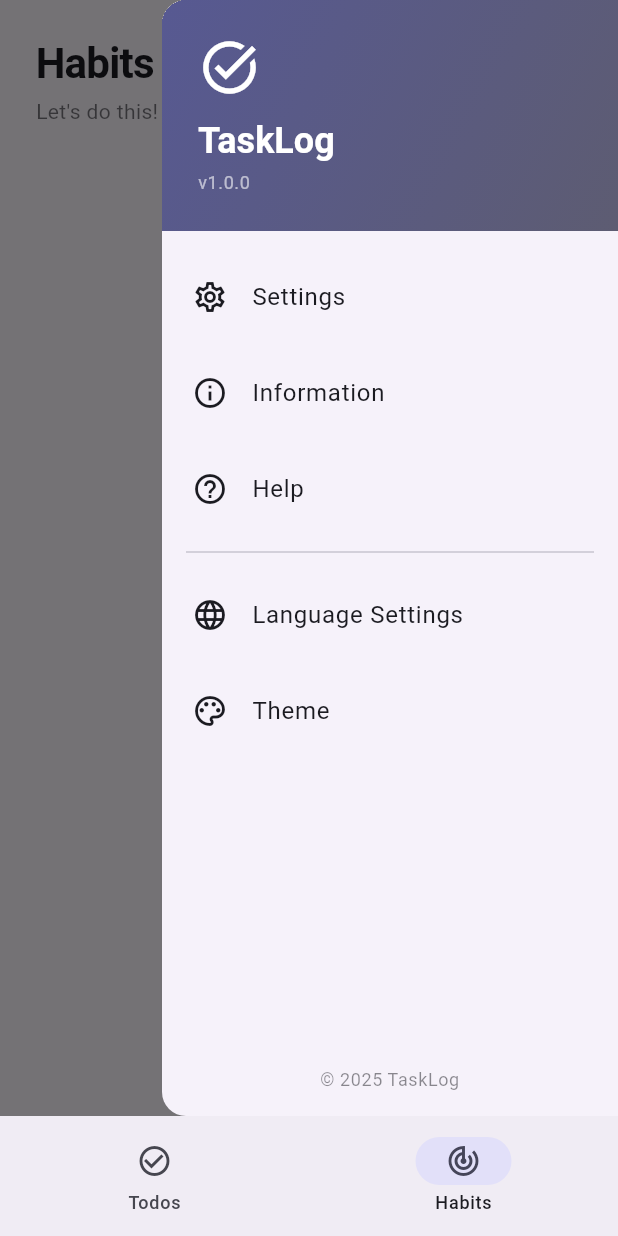
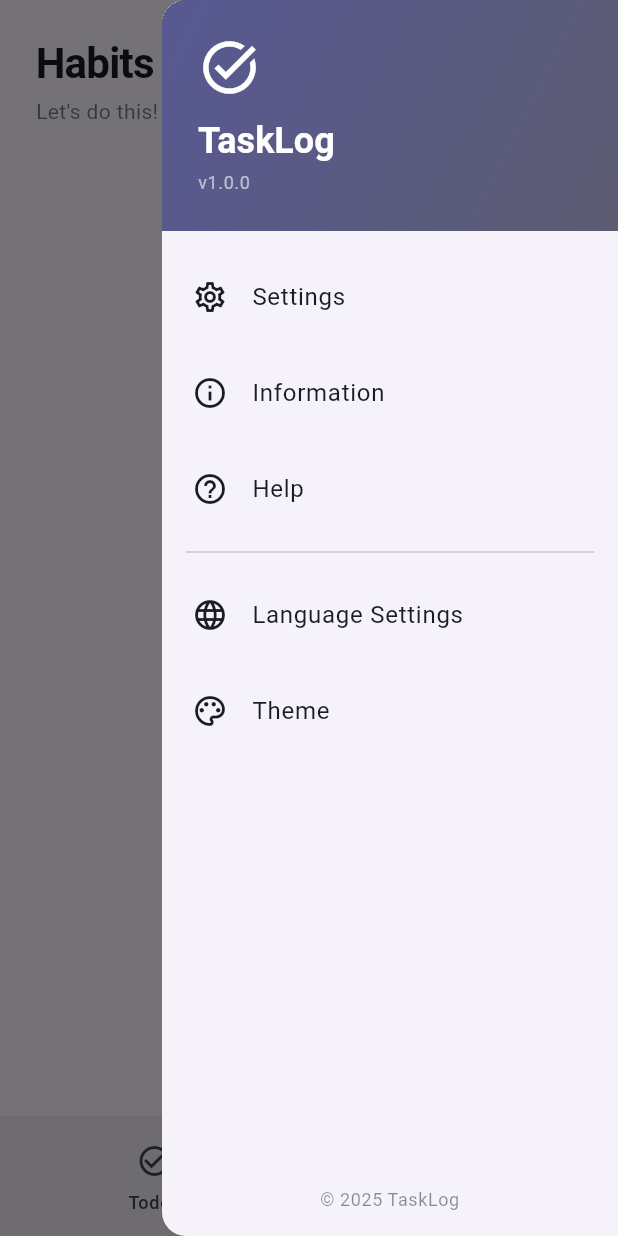
Before and after one commit to log-mind-365/tasklog, a Flutter app: the screen it shows after launch, item 2 of the bottom bar chosen, after a tap on the "menu" icon, on a phone screen of 412 x 824 dp. Run offline on Flutter 3.47's test engine with Material 3 defaults, Android fonts, the light colour scheme and no system bars; our stand-ins replace drift, drift_flutter, flutter_riverpod, freezed_annotation, riverpod_annotation, shared_preferences; accounts and stored records are empty; generated files the repository leaves out were written again; Roboto replaces fonts that are missing (SF Pro Display).

Commit message:
refactor: 드로어를 하단 네비게이션 바 위로 표시
드로어가 bottomNavigationBar보다 위에 표시되도록 구조 개선

- HomePage의 Scaffold에 endDrawer 추가
- GlobalKey<ScaffoldState>를 사용하여 상위 Scaffold 제어
- TodosPage와 HabitsPage에서 endDrawer 제거
- scaffoldKey를 각 페이지에 전달하여 상위 drawer 열기
- Builder 위젯 제거하고 직접 scaffoldKey 사용
- 불필요한 AppDrawer import 제거

이제 드로어가 bottomNavigationBar 위에 표시됩니다.

```diff
--- a/lib/presentation/pages/habits_page.dart
+++ b/lib/presentation/pages/habits_page.dart
@@ -5,13 +5,14 @@
 import '../../domain/entities/habit_entity.dart';
 import '../../l10n/app_localizations.dart';
 import '../providers/habit_providers.dart';
-import '../widgets/app_drawer.dart';
 import '../widgets/habit_item.dart';
 import 'habit_detail_page.dart';
 import 'habit_form_page.dart';
 
 class HabitsPage extends ConsumerWidget {
-  const HabitsPage({super.key});
+  final GlobalKey<ScaffoldState>? scaffoldKey;
+
+  const HabitsPage({super.key, this.scaffoldKey});
 
   @override
   Widget build(BuildContext context, WidgetRef ref) {
@@ -28,7 +29,6 @@
       ),
       child: Scaffold(
         backgroundColor: theme.colorScheme.surface,
-        endDrawer: const AppDrawer(),
         body: SafeArea(
         child: Column(
           children: [
@@ -65,16 +65,14 @@
                     ),
                   ),
                   // Menu Button
-                  Builder(
-                    builder: (context) => IconButton(
-                      icon: Icon(
-                        Icons.menu,
-                        color: theme.colorScheme.onSurface,
-                      ),
-                      onPressed: () {
-                        Scaffold.of(context).openEndDrawer();
-                      },
+                  IconButton(
+                    icon: Icon(
+                      Icons.menu,
+                      color: theme.colorScheme.onSurface,
                     ),
+                    onPressed: () {
+                      scaffoldKey?.currentState?.openEndDrawer();
+                    },
                   ),
                 ],
               ),
--- a/lib/presentation/pages/home_page.dart
+++ b/lib/presentation/pages/home_page.dart
@@ -1,6 +1,7 @@
 import 'package:flutter/material.dart';
 
 import '../../l10n/app_localizations.dart';
+import '../widgets/app_drawer.dart';
 import 'habits_page.dart';
 import 'todos_page.dart';
 
@@ -13,20 +14,26 @@
 
 class _HomePageState extends State<HomePage> {
   int _selectedIndex = 0;
+  final GlobalKey<ScaffoldState> _scaffoldKey = GlobalKey<ScaffoldState>();
 
-  final List<Widget> _pages = [
-    const TodosPage(),
-    const HabitsPage(),
-  ];
+  @override
+  void initState() {
+    super.initState();
+  }
 
   @override
   Widget build(BuildContext context) {
     final l10n = AppLocalizations.of(context)!;
 
     return Scaffold(
+      key: _scaffoldKey,
+      endDrawer: const AppDrawer(),
       body: IndexedStack(
         index: _selectedIndex,
-        children: _pages,
+        children: [
+          TodosPage(scaffoldKey: _scaffoldKey),
+          HabitsPage(scaffoldKey: _scaffoldKey),
+        ],
       ),
       bottomNavigationBar: NavigationBar(
         selectedIndex: _selectedIndex,
--- a/lib/presentation/pages/todos_page.dart
+++ b/lib/presentation/pages/todos_page.dart
@@ -4,14 +4,15 @@
 import '../../core/constants/app_constants.dart';
 import '../../l10n/app_localizations.dart';
 import '../providers/todo_providers.dart';
-import '../widgets/app_drawer.dart';
 import '../widgets/todo_item.dart';
 import 'todo_form_page.dart';
 
 enum TodoFilter { all, incomplete, completed }
 
 class TodosPage extends ConsumerStatefulWidget {
-  const TodosPage({super.key});
+  final GlobalKey<ScaffoldState>? scaffoldKey;
+
+  const TodosPage({super.key, this.scaffoldKey});
 
   @override
   ConsumerState<TodosPage> createState() => _TodosPageState();
@@ -70,7 +71,6 @@
       ),
       child: Scaffold(
         backgroundColor: theme.colorScheme.surface,
-        endDrawer: const AppDrawer(),
         body: SafeArea(
         child: Column(
           children: [
@@ -158,16 +158,14 @@
                       ),
                       const SizedBox(width: AppConstants.spacingMedium),
                       // Menu Button
-                      Builder(
-                        builder: (context) => IconButton(
-                          icon: Icon(
-                            Icons.menu,
-                            color: theme.colorScheme.onSurface,
-                          ),
-                          onPressed: () {
-                            Scaffold.of(context).openEndDrawer();
-                          },
+                      IconButton(
+                        icon: Icon(
+                          Icons.menu,
+                          color: theme.colorScheme.onSurface,
                         ),
+                        onPressed: () {
+                          widget.scaffoldKey?.currentState?.openEndDrawer();
+                        },
                       ),
                     ],
                   ),
```
